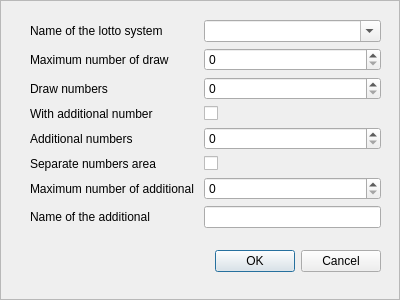
First picture: the form in pylottosimu/dialog/lottosystem.ui, repository MarkusHackspacher/pyLottoSimu, before the edit.
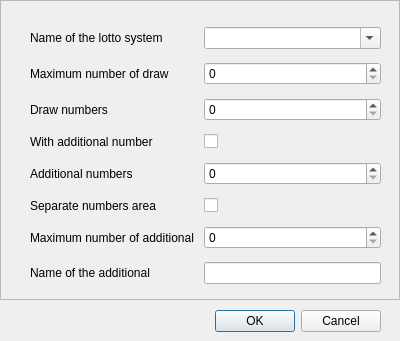
Second picture: the form after the edit.

```diff
--- a/pylottosimu/dialog/lottosystem.ui
+++ b/pylottosimu/dialog/lottosystem.ui
@@ -7,7 +7,7 @@
     <x>0</x>
     <y>0</y>
     <width>400</width>
-    <height>300</height>
+    <height>341</height>
    </rect>
   </property>
   <property name="windowTitle">
@@ -30,8 +30,8 @@
      <rect>
       <x>0</x>
       <y>0</y>
-      <width>398</width>
-      <height>298</height>
+      <width>396</width>
+      <height>296</height>
      </rect>
     </property>
    </widget>
@@ -42,7 +42,7 @@
      <x>30</x>
      <y>20</y>
      <width>351</width>
-     <height>211</height>
+     <height>276</height>
     </rect>
    </property>
    <layout class="QGridLayout" name="gridLayout">
@@ -164,9 +164,9 @@
   <widget class="QDialogButtonBox" name="buttonBox">
    <property name="geometry">
     <rect>
-     <x>215</x>
-     <y>250</y>
-     <width>166</width>
+     <x>200</x>
+     <y>310</y>
+     <width>181</width>
      <height>22</height>
     </rect>
    </property>
```
